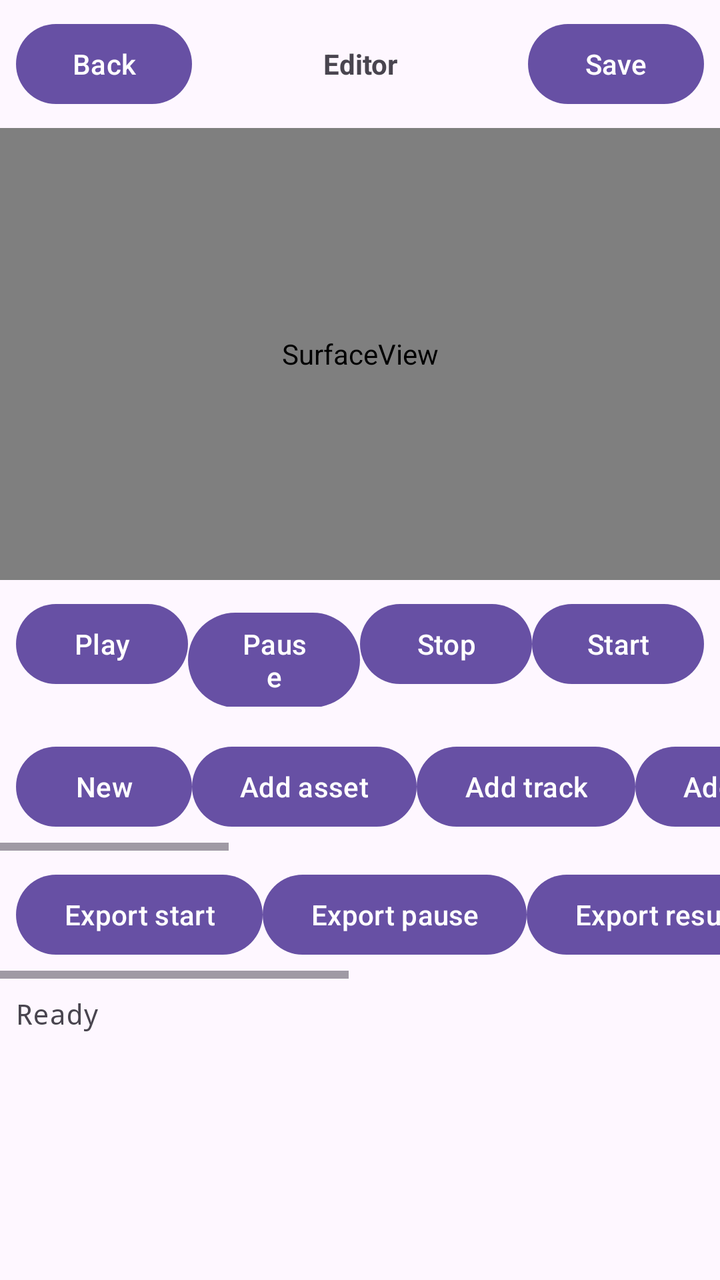
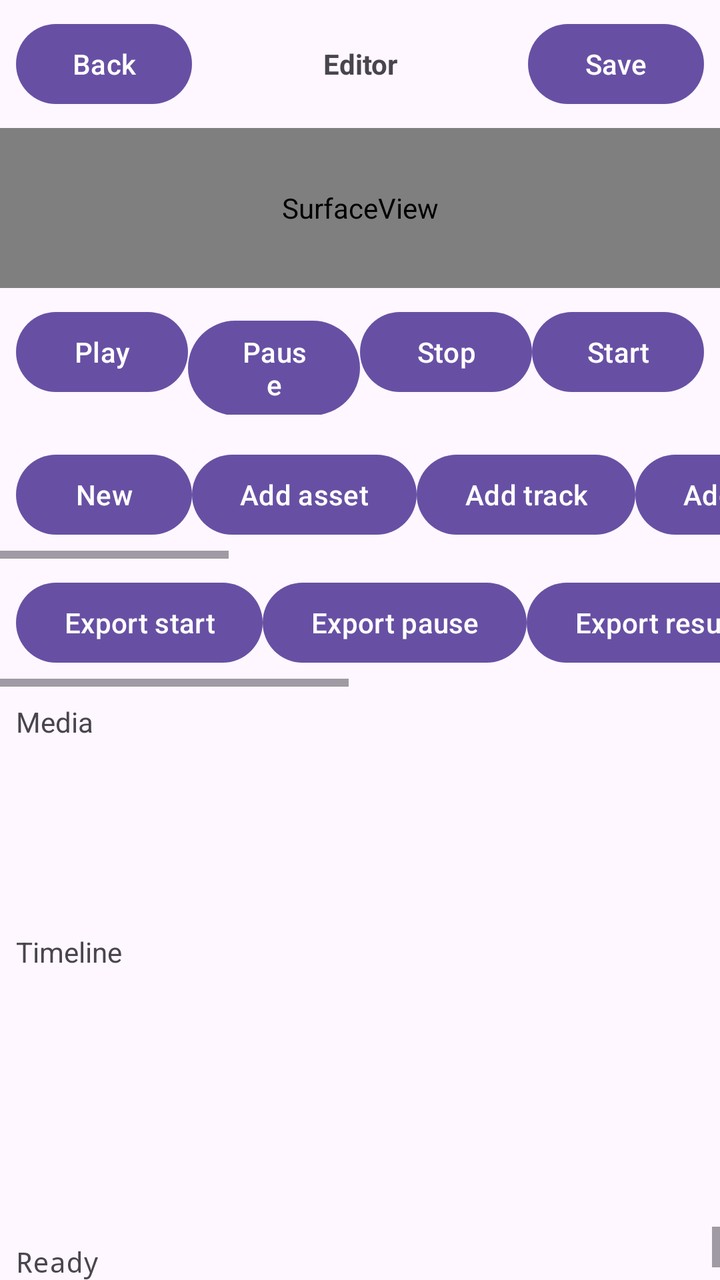

Two renders of the same Android screen: before a commit and after it. Below are the layout's source before the change and the commit's diff.
<!-- AndroidManifest.xml: application theme Theme.Vimo -->
<!-- res/layout/activity_editor.xml -->
<?xml version="1.0" encoding="utf-8"?>
<LinearLayout xmlns:android="http://schemas.android.com/apk/res/android"
    android:layout_width="match_parent"
    android:layout_height="match_parent"
    android:orientation="vertical">

    <LinearLayout
        android:layout_width="match_parent"
        android:layout_height="wrap_content"
        android:orientation="horizontal"
        android:padding="8dp">

        <Button
            android:id="@+id/backBtn"
            android:layout_width="wrap_content"
            android:layout_height="wrap_content"
            android:text="Back" />

        <TextView
            android:id="@+id/title"
            android:layout_width="0dp"
            android:layout_height="wrap_content"
            android:layout_weight="1"
            android:gravity="center"
            android:text="Editor"
            android:textStyle="bold" />

        <Button
            android:id="@+id/saveBtn"
            android:layout_width="wrap_content"
            android:layout_height="wrap_content"
            android:text="Save" />
    </LinearLayout>

    <SurfaceView
        android:id="@+id/preview"
        android:layout_width="match_parent"
        android:layout_height="0dp"
        android:layout_weight="3"
        android:background="#000000" />

    <LinearLayout
        android:layout_width="match_parent"
        android:layout_height="wrap_content"
        android:orientation="horizontal"
        android:padding="8dp">

        <Button android:id="@+id/playBtn" android:layout_width="0dp" android:layout_height="wrap_content" android:layout_weight="1" android:text="Play" />
        <Button android:id="@+id/pauseBtn" android:layout_width="0dp" android:layout_height="wrap_content" android:layout_weight="1" android:text="Pause" />
        <Button android:id="@+id/stopBtn" android:layout_width="0dp" android:layout_height="wrap_content" android:layout_weight="1" android:text="Stop" />
        <Button android:id="@+id/seekStartBtn" android:layout_width="0dp" android:layout_height="wrap_content" android:layout_weight="1" android:text="Start" />
    </LinearLayout>

    <HorizontalScrollView
        android:layout_width="match_parent"
        android:layout_height="wrap_content">

        <LinearLayout
            android:layout_width="wrap_content"
            android:layout_height="wrap_content"
            android:orientation="horizontal"
            android:padding="8dp">

            <Button android:id="@+id/newProjectBtn" android:layout_width="wrap_content" android:layout_height="wrap_content" android:text="New" />
            <Button android:id="@+id/addAssetBtn" android:layout_width="wrap_content" android:layout_height="wrap_content" android:text="Add asset" />
            <Button android:id="@+id/addTrackBtn" android:layout_width="wrap_content" android:layout_height="wrap_content" android:text="Add track" />
            <Button android:id="@+id/addClipBtn" android:layout_width="wrap_content" android:layout_height="wrap_content" android:text="Add clip" />
            <Button android:id="@+id/addEffectBtn" android:layout_width="wrap_content" android:layout_height="wrap_content" android:text="Add effect" />
            <Button android:id="@+id/undoBtn" android:layout_width="wrap_content" android:layout_height="wrap_content" android:text="Undo" />
            <Button android:id="@+id/redoBtn" android:layout_width="wrap_content" android:layout_height="wrap_content" android:text="Redo" />
            <Button android:id="@+id/addKeyframeBtn" android:layout_width="wrap_content" android:layout_height="wrap_content" android:text="Keyframe" />
            <Button android:id="@+id/addTransitionBtn" android:layout_width="wrap_content" android:layout_height="wrap_content" android:text="Transition" />
            <Button android:id="@+id/previewScaleBtn" android:layout_width="wrap_content" android:layout_height="wrap_content" android:text="Scale 0.5" />
            <Button android:id="@+id/setResBtn" android:layout_width="wrap_content" android:layout_height="wrap_content" android:text="1080p" />
        </LinearLayout>
    </HorizontalScrollView>

    <HorizontalScrollView
        android:layout_width="match_parent"
        android:layout_height="wrap_content">

        <LinearLayout
            android:layout_width="wrap_content"
            android:layout_height="wrap_content"
            android:orientation="horizontal"
            android:padding="8dp">

            <Button android:id="@+id/exportStartBtn" android:layout_width="wrap_content" android:layout_height="wrap_content" android:text="Export start" />
            <Button android:id="@+id/exportPauseBtn" android:layout_width="wrap_content" android:layout_height="wrap_content" android:text="Export pause" />
            <Button android:id="@+id/exportResumeBtn" android:layout_width="wrap_content" android:layout_height="wrap_content" android:text="Export resume" />
            <Button android:id="@+id/exportCancelBtn" android:layout_width="wrap_content" android:layout_height="wrap_content" android:text="Export cancel" />
            <Button android:id="@+id/snapshotBtn" android:layout_width="wrap_content" android:layout_height="wrap_content" android:text="Snapshot" />
            <Button android:id="@+id/statsBtn" android:layout_width="wrap_content" android:layout_height="wrap_content" android:text="Stats" />
        </LinearLayout>
    </HorizontalScrollView>

    <ScrollView
        android:layout_width="match_parent"
        android:layout_height="0dp"
        android:layout_weight="2">

        <TextView
            android:id="@+id/output"
            android:layout_width="match_parent"
            android:layout_height="wrap_content"
            android:fontFamily="monospace"
            android:padding="8dp"
            android:text="Ready" />
    </ScrollView>
</LinearLayout>
<!-- resources referenced by this layout -->
<resources>
  <style name="Theme.Vimo" parent="Theme.Material3.DayNight.NoActionBar" />
</resources>

<!-- the commit's change to res/layout/activity_editor.xml (unified diff, before → after) -->
@@ -94,10 +94,33 @@
         </LinearLayout>
     </HorizontalScrollView>
 
+    <TextView
+        android:layout_width="match_parent"
+        android:layout_height="wrap_content"
+        android:padding="8dp"
+        android:text="Media" />
+
+    <androidx.recyclerview.widget.RecyclerView
+        android:id="@+id/mediaList"
+        android:layout_width="match_parent"
+        android:layout_height="80dp"
+        android:orientation="horizontal" />
+
+    <TextView
+        android:layout_width="match_parent"
+        android:layout_height="wrap_content"
+        android:padding="8dp"
+        android:text="Timeline" />
+
+    <androidx.recyclerview.widget.RecyclerView
+        android:id="@+id/timelineList"
+        android:layout_width="match_parent"
+        android:layout_height="120dp" />
+
     <ScrollView
         android:layout_width="match_parent"
         android:layout_height="0dp"
-        android:layout_weight="2">
+        android:layout_weight="1">
 
         <TextView
             android:id="@+id/output"
